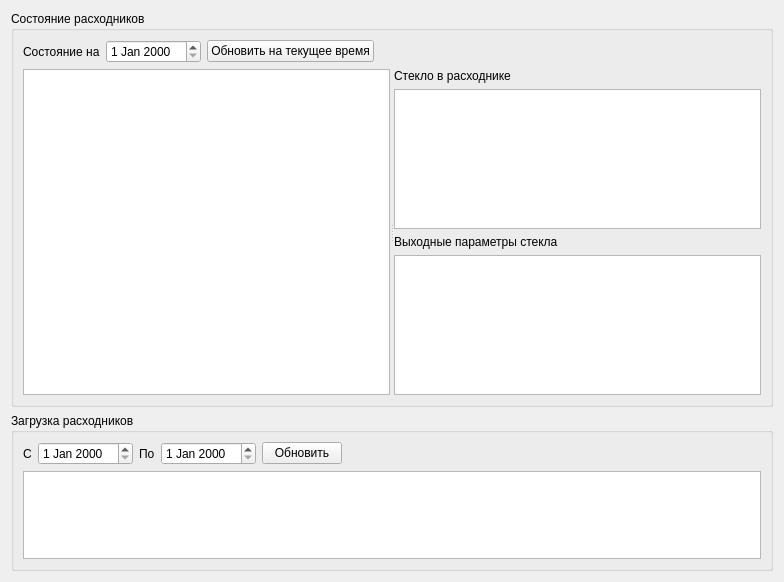
First picture: the form in formcons.ui, repository Sergeyego/el_glass, before the edit.
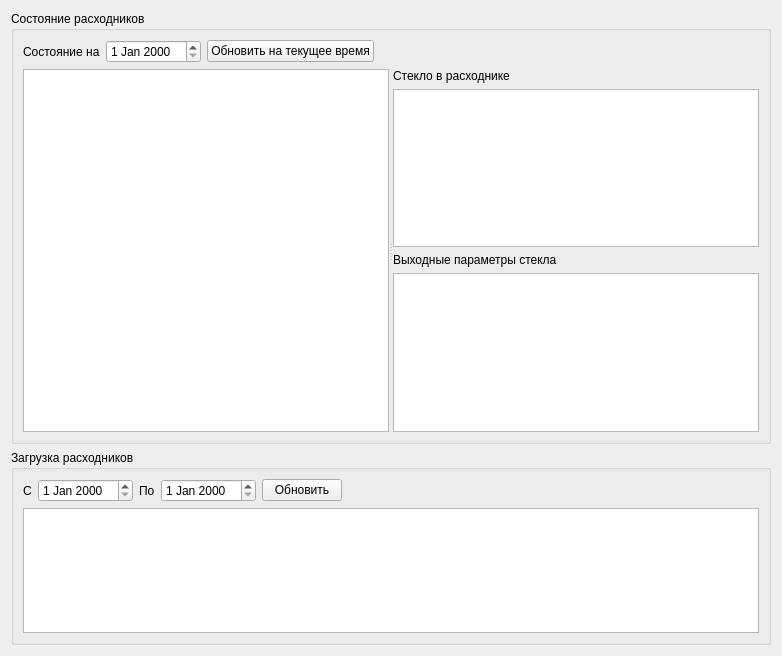
Second picture: the form after the edit. Custom widgets are drawn as their Qt base class.

```diff
--- a/formcons.ui
+++ b/formcons.ui
@@ -6,8 +6,8 @@
    <rect>
     <x>0</x>
     <y>0</y>
-    <width>784</width>
-    <height>582</height>
+    <width>782</width>
+    <height>656</height>
    </rect>
   </property>
   <property name="windowTitle">
```
